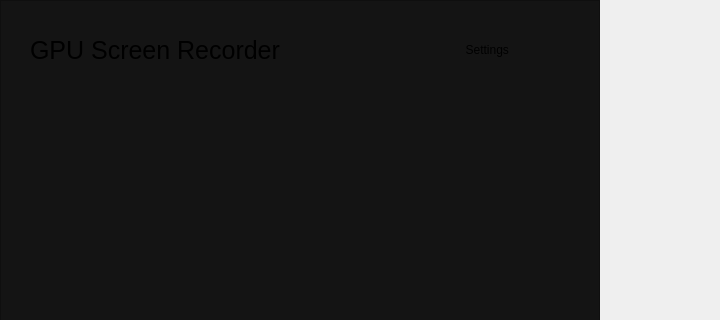
Old version of the form ui/RootOverlayWindow.ui in the repository relativemodder/gpu-screen-recorder-qt; both pictures show x 0 to 720 and y 0 to 320 of the 1329 by 614 pixel window.
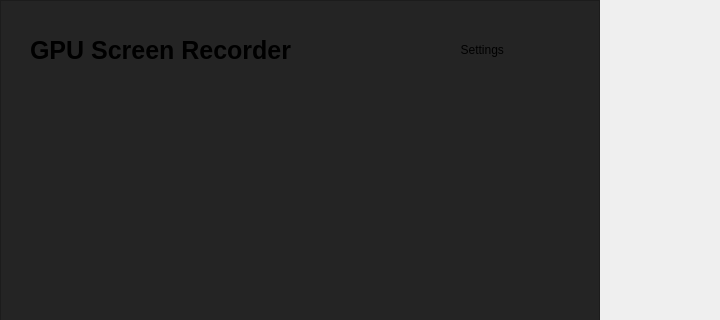
New version of the form. Icons and pictures are not drawn.

Diff of the .ui file:
```diff
--- a/ui/RootOverlayWindow.ui
+++ b/ui/RootOverlayWindow.ui
@@ -56,7 +56,7 @@
          </size>
         </property>
         <property name="styleSheet">
-         <string notr="true">background: #141414;</string>
+         <string notr="true">background: #242424;</string>
         </property>
         <property name="frameShape">
          <enum>QFrame::Shape::StyledPanel</enum>
@@ -84,6 +84,9 @@
            </property>
            <item>
             <layout class="QHBoxLayout" name="horizontalLayout_3">
+             <property name="spacing">
+              <number>15</number>
+             </property>
              <property name="leftMargin">
               <number>10</number>
              </property>
@@ -101,7 +104,7 @@
                <property name="font">
                 <font>
                  <pointsize>19</pointsize>
-                 <bold>false</bold>
+                 <bold>true</bold>
                 </font>
                </property>
                <property name="text">
```
